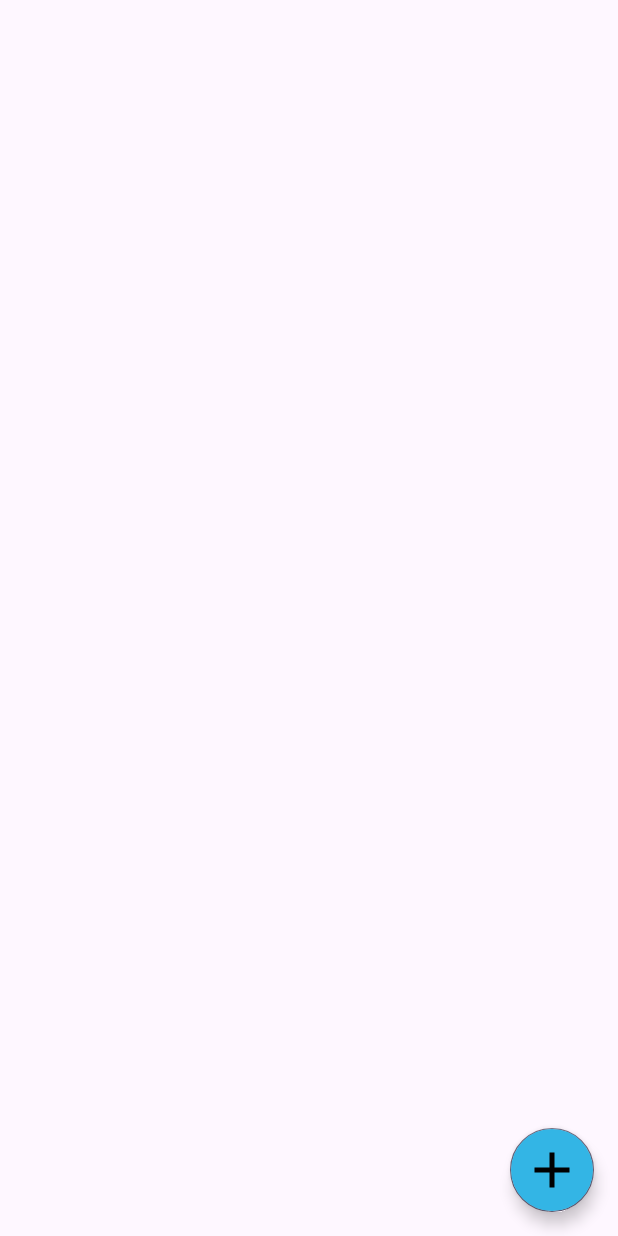
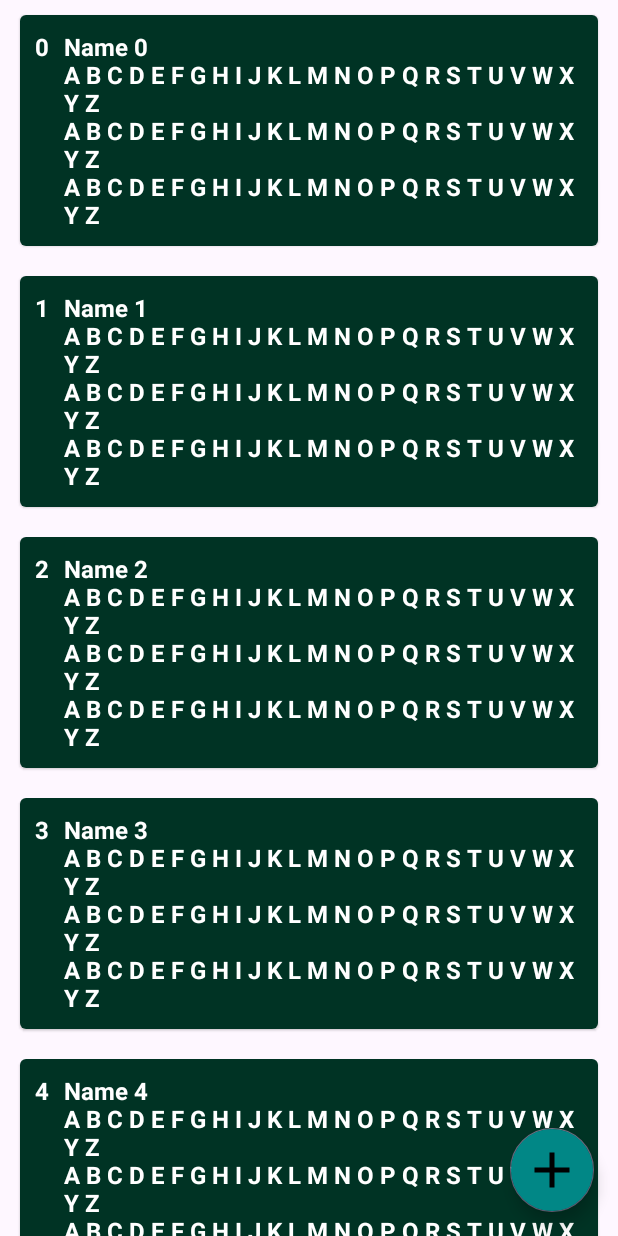
Before and after one commit to AlexandrProdan/ShoppingListCleanArch, an Android app: the screen it shows after launch (MainActivity), on a phone screen of 412 x 824 dp. Run offline under Robolectric (Android 15) with nearby library versions, the phone set to English and light mode, and no system bars.

Commit message:
trying to setup adapter and pass shopItemList via LiveData to the recycler (FIXED) app is launching. L27

```diff
--- a/app/src/main/java/com/example/shappinglistcleanarch1/MainActivity.kt
+++ b/app/src/main/java/com/example/shappinglistcleanarch1/MainActivity.kt
@@ -34,7 +34,7 @@ class MainActivity : AppCompatActivity() {
 
     private fun setupRecyclerView() {
         val recycleViewShopList = binding.rvShopList
-        val adapter = ShopListAdapter()
+        adapter = ShopListAdapter()
         recycleViewShopList.adapter = adapter
     }
 }
--- a/app/src/main/java/com/example/shappinglistcleanarch1/data/ShopListRepoImp.kt
+++ b/app/src/main/java/com/example/shappinglistcleanarch1/data/ShopListRepoImp.kt
@@ -12,8 +12,9 @@ object ShopListRepoImp : ShopListRepository {
     private var autoIncrementId = 0
 
     init {
-        for (i in 0..9) {
-            val item = ShopItem("Name $i", i, true)
+        for (i in 0..1000) {
+            val alphabet = "A B C D E F G H I J K L M N O P Q R S T U V W X Y Z "
+            val item = ShopItem("Name $i \n$alphabet \n$alphabet \n$alphabet ", i, true)
             addShoppingItem(item)
         }
 
--- a/app/src/main/res/layout/activity_main.xml
+++ b/app/src/main/res/layout/activity_main.xml
@@ -25,10 +25,11 @@
         android:layout_height="wrap_content"
         android:layout_gravity="end|bottom"
         android:layout_margin="16dp"
+        android:elevation="10dp"
         android:contentDescription="@string/add_new_shop_item"
         app:srcCompat="@drawable/baseline_add_24"
         app:maxImageSize="40dp"
-        android:backgroundTint="@android:color/holo_blue_light"
+        android:backgroundTint="@color/design_default_color_secondary_variant"
         app:layout_constraintBottom_toBottomOf="parent"
         app:layout_constraintEnd_toEndOf="parent" />
 
```
